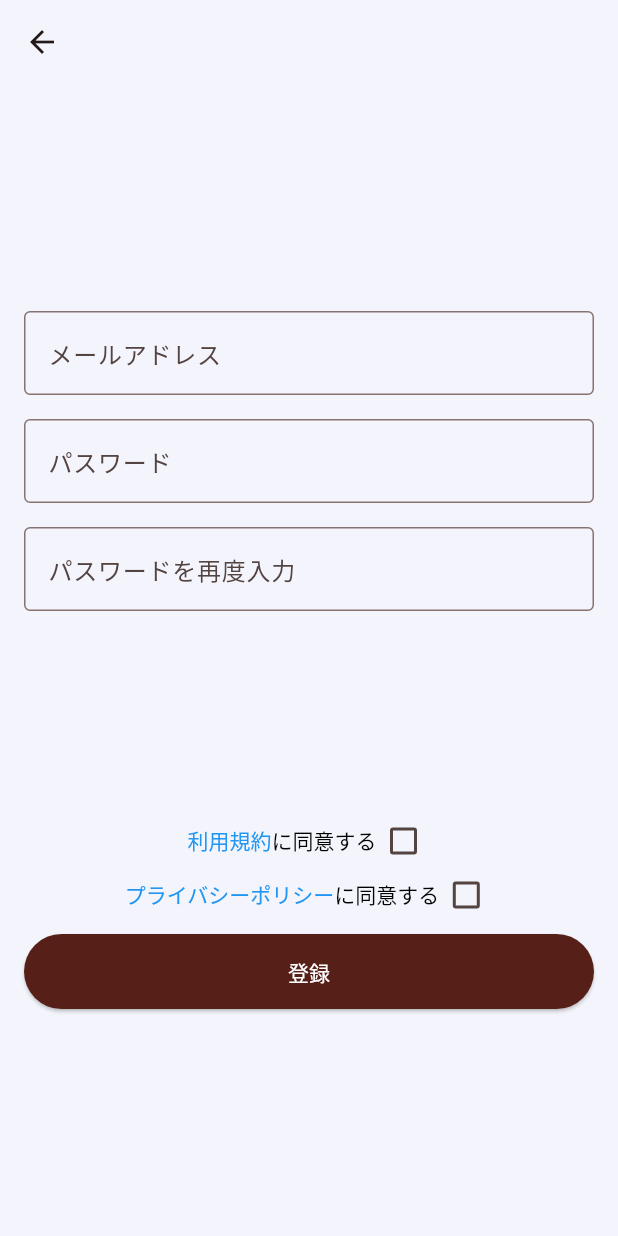
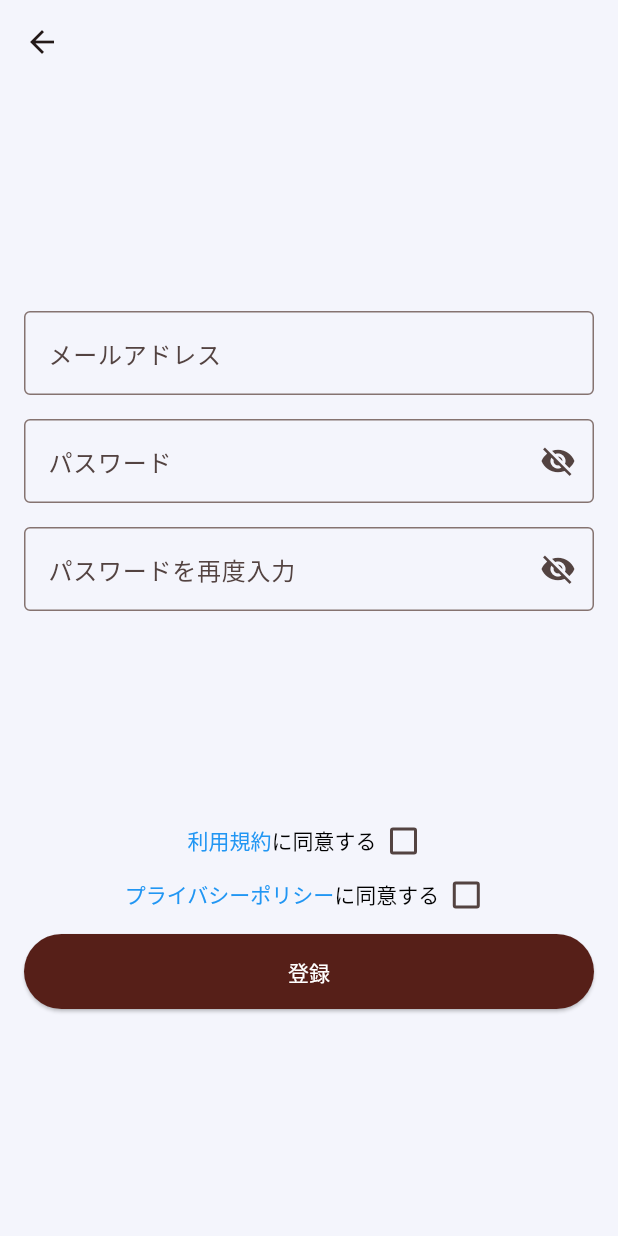
Before and after one commit to cat-katsushika/trade_app, a Flutter app: the RegistrationView screen opened directly, on a phone screen of 412 x 824 dp. Run offline on Flutter 3.47's test engine with Material 2 defaults, Android fonts, the phone set to English and light mode, and no system bars; our stand-ins replace cached_network_image, cookie_jar, dio, dio_cookie_manager, firebase_core, firebase_messaging and 6 more; accounts and stored records are empty; generated files the repository leaves out were written again.

Commit message:
コメントの追加

```diff
--- a/lib/constant/url.dart
+++ b/lib/constant/url.dart
@@ -3,11 +3,12 @@ import 'package:url_launcher/url_launcher.dart';
 class Url{
   // static const getItemList = "https://2f338ce1-8358-4109-a88b-929d6bbbcd07.mock.pstmn.io";
   static const webVerUrl = "https://www.google.com/";
-  static const termsUrl = "https://uni-bo.net/terms-of-service/";
-  static const policyUrl = "https://uni-bo.net/privacy-policy/";
+  static const termsUrl = "${host}terms-of-service/";
+  static const policyUrl = "${host}privacy-policy/";
 
-  static const apiUrl = 'https://www.uni-bo.net/api/';
-  static final  uriHost = Uri.parse('https://www.uni-bo.net/');
+  static const host = 'https://www.uni-bo.net/';
+  static const apiUrl = '${host}api/';
+  static final  uriHost = Uri.parse(host);
   // static const apiUrl = 'http://127.0.0.1:8000/api/';
   // static final uriHost = Uri.parse('http://127.0.0.1:8000/');
 
--- a/lib/repository/item_repository.dart
+++ b/lib/repository/item_repository.dart
@@ -44,7 +44,7 @@ class ItemRepository {
       throw Exception(e);
     }
   }
-
+//出品
   static Future<void> exhibitItem(
       Map<String, dynamic> itemData, List<File> imageFiles) async {
     var dio = Dio();
@@ -62,8 +62,7 @@ class ItemRepository {
       ...imageData,
     });
     try {
-      final response = await dio.post(url, data: formData);
-      print(response);
+     await dio.post(url, data: formData);
     } catch (e) {
       throw Exception(e);
     }
--- a/lib/views/registration/registration_view.dart
+++ b/lib/views/registration/registration_view.dart
@@ -21,6 +21,8 @@ class _RegistrationViewState extends ConsumerState<RegistrationView> {
   bool isButtonDisabled = false;
   bool isTermsChecked = false;
   bool isPolicyChecked = false;
+  bool _isObscure1 = true;
+  bool _isObscure2 = true;
 
   Future<void> handleButtonPress(RegistrationViewModel viewModel) async {
     setState(() => isButtonDisabled = true);
@@ -77,27 +79,50 @@ class _RegistrationViewState extends ConsumerState<RegistrationView> {
                 labelText: Texts.emailHintText,
                 hintText: Texts.emailHintText,
               ),
+              autofillHints: const [AutofillHints.email],
               keyboardType: TextInputType.emailAddress,
             ),
             const SizedBox(height: 16.0),
             TextField(
               controller: _passwordController,
-              decoration: const InputDecoration(
-                border: OutlineInputBorder(),
+              decoration: InputDecoration(
+                border: const OutlineInputBorder(),
                 labelText: Texts.passwordHintText,
                 hintText: Texts.passwordHintText,
+                suffixIcon: IconButton(
+                  icon: Icon(
+                      _isObscure1 ? Icons.visibility_off : Icons.visibility),
+                  onPressed: () {
+                    setState(() {
+                      _isObscure1 = !_isObscure1;
+                    });
+                  },
+                ),
               ),
-              obscureText: true,
+              autofillHints: const [AutofillHints.password],
+              keyboardType: TextInputType.visiblePassword,
+              obscureText: _isObscure1,
             ),
             const SizedBox(height: 16.0),
             TextField(
               controller: _rePasswordController,
-              decoration: const InputDecoration(
-                border: OutlineInputBorder(),
+              decoration: InputDecoration(
+                border: const OutlineInputBorder(),
                 labelText: Texts.rePasswordHintText,
                 hintText: Texts.rePasswordHintText,
+                suffixIcon: IconButton(
+                  icon: Icon(
+                      _isObscure2 ? Icons.visibility_off : Icons.visibility),
+                  onPressed: () {
+                    setState(() {
+                      _isObscure2 = !_isObscure2;
+                    });
+                  },
+                ),
               ),
-              obscureText: true,
+              autofillHints: const [AutofillHints.password],
+              keyboardType: TextInputType.visiblePassword,
+              obscureText: _isObscure2,
             ),
             const Spacer(),
             Row(
@@ -171,7 +196,7 @@ class _RegistrationViewState extends ConsumerState<RegistrationView> {
                 onPressed: (isButtonDisabled)
                     ? null
                     : () {
-                        if (!isTermsChecked|| !isPolicyChecked) {
+                        if (!isTermsChecked || !isPolicyChecked) {
                           ScaffoldMessenger.of(context).showSnackBar(
                             const SnackBar(
                               content: Text('同意をお願いします'),
--- a/lib/views/top/item_grid_view_model.dart
+++ b/lib/views/top/item_grid_view_model.dart
@@ -77,25 +77,25 @@ class ItemsNotifier extends StateNotifier<AsyncValue<List<Item>>> {
     fetch(isLoadMore: true);
   }
 
+// 取得済みのデータを保持しながら状態をローディング中にする
   void refresh() {
-    // 取得済みのデータを保持しながら状態をローディング中にする
     state = const AsyncLoading<List<Item>>().copyWithPrevious(state);
     page = 1;
     fetch();
   }
 
-  Future<void> removeAll() async {
-    state = const AsyncLoading<List<Item>>();
-  }
-
+  //購入済み商品を表示するかどうかを返すgetter
   bool getIsShowSoldItem() => isShowSoldItem;
 
+  //購入済み商品を表示するかどうかを切り替えるsetter
+  //切り替えた後再読み込み
   void setIsShowSoldItem(bool isShow) async {
     isShowSoldItem = isShow;
     page = 1;
     fetch();
   }
 
+//いいねのon/off
   void toggleLike(String id, bool isLike) {
     if (state.value != null) {
       final targetItemIndex =
```
